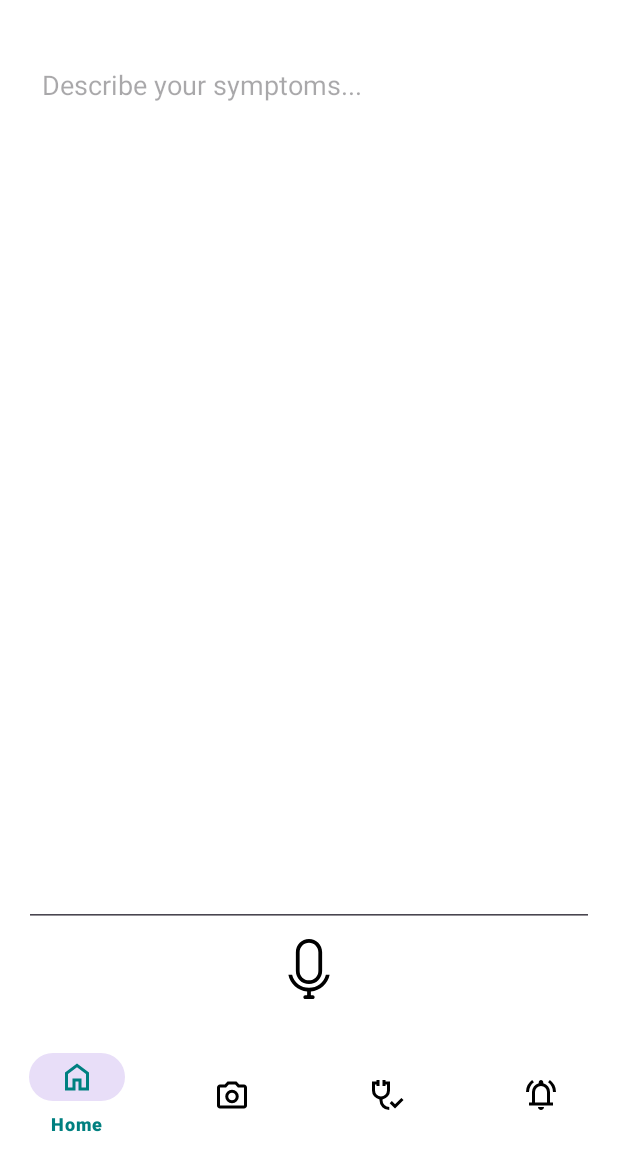
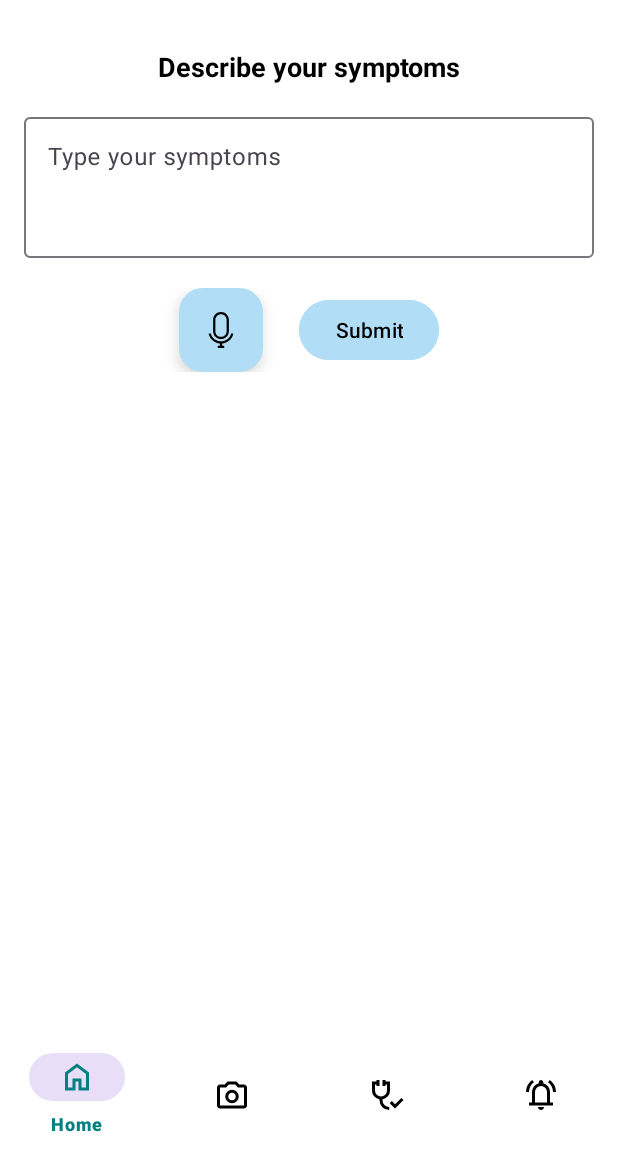
Before and after one commit to Chanduuu30/Medgen, an Android app: the fragment SymptomsFragment placed in its activity, on a phone screen of 412 x 824 dp, the part 81-1236 px from its top. Run offline under Robolectric (Android 15) with nearby library versions, the light colour scheme and no system bars.

Commit message:
Updated symptoms UI:replace mic button with FloatingActionButton in primary color

```diff
--- a/app/src/main/java/com/example/medgen/SymptomsFragment.kt
+++ b/app/src/main/java/com/example/medgen/SymptomsFragment.kt
@@ -1,17 +1,69 @@
 package com.example.medgen
 
+import android.content.Intent
 import android.os.Bundle
+import android.speech.RecognizerIntent
 import android.view.LayoutInflater
 import android.view.View
 import android.view.ViewGroup
+import android.widget.Button
+import android.widget.EditText
+import android.widget.ImageButton
+import android.widget.Toast
 import androidx.fragment.app.Fragment
+import java.util.*
 
 class SymptomsFragment : Fragment() {
+
+    private lateinit var symptomInput: EditText
+    private val REQUEST_CODE_SPEECH = 100
+
     override fun onCreateView(
         inflater: LayoutInflater,
         container: ViewGroup?,
         savedInstanceState: Bundle?
     ): View? {
-        return inflater.inflate(R.layout.fragment_symptoms, container, false)
+        val view = inflater.inflate(R.layout.fragment_symptoms, container, false)
+
+        symptomInput = view.findViewById(R.id.symptomInput)
+        val micBtn: ImageButton = view.findViewById(R.id.btnMic)
+        val submitBtn: Button = view.findViewById(R.id.btnSubmitSymptoms)
+
+        // Handle mic input
+        micBtn.setOnClickListener {
+            val intent = Intent(RecognizerIntent.ACTION_RECOGNIZE_SPEECH)
+            intent.putExtra(RecognizerIntent.EXTRA_LANGUAGE_MODEL, RecognizerIntent.LANGUAGE_MODEL_FREE_FORM)
+            intent.putExtra(RecognizerIntent.EXTRA_LANGUAGE, Locale.getDefault())
+            intent.putExtra(RecognizerIntent.EXTRA_PROMPT, "Speak your symptoms")
+            try {
+                startActivityForResult(intent, REQUEST_CODE_SPEECH)
+            } catch (e: Exception) {
+                Toast.makeText(requireContext(), "Speech not supported", Toast.LENGTH_SHORT).show()
+            }
+        }
+
+        // Handle submit
+        submitBtn.setOnClickListener {
+            val symptoms = symptomInput.text.toString().trim()
+            if (symptoms.isEmpty()) {
+                Toast.makeText(requireContext(), "Please enter or speak symptoms", Toast.LENGTH_SHORT).show()
+            } else {
+                Toast.makeText(requireContext(), "Symptoms submitted:\n$symptoms", Toast.LENGTH_LONG).show()
+                // TODO: send to AI/Server for diagnosis
+            }
+        }
+
+        return view
+    }
+
+    // Get result from speech recognizer
+    override fun onActivityResult(requestCode: Int, resultCode: Int, data: Intent?) {
+        super.onActivityResult(requestCode, resultCode, data)
+        if (requestCode == REQUEST_CODE_SPEECH && data != null) {
+            val result = data.getStringArrayListExtra(RecognizerIntent.EXTRA_RESULTS)
+            if (!result.isNullOrEmpty()) {
+                symptomInput.setText(result[0])
+            }
+        }
     }
 }
--- a/app/src/main/res/layout/activity_main.xml
+++ b/app/src/main/res/layout/activity_main.xml
@@ -38,8 +38,8 @@
         android:layout_height="60dp"
         android:text="GET STARTED"
         android:textAllCaps="true"
-        android:textColor="@color/white"
-        android:backgroundTint="@color/primary_teal"
+        android:textColor="@color/black"
+        android:backgroundTint="@color/primaryColor"
         android:textStyle="bold" />
 
 </LinearLayout>
--- a/app/src/main/res/layout/fragment_symptoms.xml
+++ b/app/src/main/res/layout/fragment_symptoms.xml
@@ -1,35 +1,70 @@
 <?xml version="1.0" encoding="utf-8"?>
 <LinearLayout xmlns:android="http://schemas.android.com/apk/res/android"
-    android:orientation="vertical"
     android:layout_width="match_parent"
     android:layout_height="match_parent"
-    android:padding="16dp">
+    xmlns:app="http://schemas.android.com/apk/res-auto"
+    android:orientation="vertical"
+    android:padding="16dp"
+    android:background="@color/white">
 
-    <!-- Text area for symptoms -->
+    <!-- Instruction -->
+    <TextView
+        android:layout_width="match_parent"
+        android:layout_height="wrap_content"
+        android:text="Describe your symptoms"
+        android:textSize="18sp"
+        android:textStyle="bold"
+        android:textColor="@color/black"
+        android:gravity="center"
+        android:layout_marginBottom="16dp" />
 
-    <!-- Mic button at bottom -->
-    <EditText
-        android:id="@+id/etSymptoms"
+    <!-- Text Input Field -->
+    <com.google.android.material.textfield.TextInputLayout
         android:layout_width="match_parent"
-        android:layout_height="0dp"
-        android:layout_weight="1"
-        android:gravity="top|start"
-        android:hint="Describe your symptoms..."
-        android:inputType="textMultiLine"
-        android:minLines="5"
-        android:padding="12dp" />
+        android:layout_height="wrap_content"
+        android:hint="Type your symptoms">
 
-    <ImageButton
-        android:id="@+id/btnMic"
-        android:layout_width="56dp"
-        android:layout_height="56dp"
-        android:src="@drawable/ic_mic"
-        android:contentDescription="Mic"
-        android:background="?attr/selectableItemBackgroundBorderless"
-        android:layout_gravity="center_horizontal"
-        android:padding="8dp"
-        android:scaleType="centerInside"
-        android:tint="@android:color/black" />
+        <com.google.android.material.textfield.TextInputEditText
+            android:id="@+id/symptomInput"
+            android:layout_width="match_parent"
+            android:layout_height="wrap_content"
+            android:gravity="top|start"
+            android:inputType="textMultiLine"
+            android:minLines="3" />
+    </com.google.android.material.textfield.TextInputLayout>
+
+    <!-- Mic + Submit Buttons -->
+    <LinearLayout
+        android:layout_width="match_parent"
+        android:layout_height="wrap_content"
+        android:orientation="horizontal"
+        android:gravity="center"
+        android:layout_marginTop="20dp">
+
+        <!-- Mic button -->
+
+        <!-- Submit button -->
+
+        <com.google.android.material.floatingactionbutton.FloatingActionButton
+            android:id="@+id/btnMic"
+            android:layout_width="wrap_content"
+            android:layout_height="wrap_content"
+            android:layout_marginEnd="24dp"
+            android:layout_alignParentBottom="true"
+            android:layout_alignParentEnd="true"
+            android:contentDescription="Speak symptoms"
+            android:src="@drawable/ic_mic"
+            app:backgroundTint="@color/primaryColor"
+            app:tint="@android:color/black" />
 
 
+        <Button
+            android:id="@+id/btnSubmitSymptoms"
+            android:layout_width="wrap_content"
+            android:layout_height="wrap_content"
+            android:backgroundTint="@color/primaryColor"
+            android:text="Submit"
+            android:textColor="@color/black" />
+    </LinearLayout>
+
 </LinearLayout>
```
